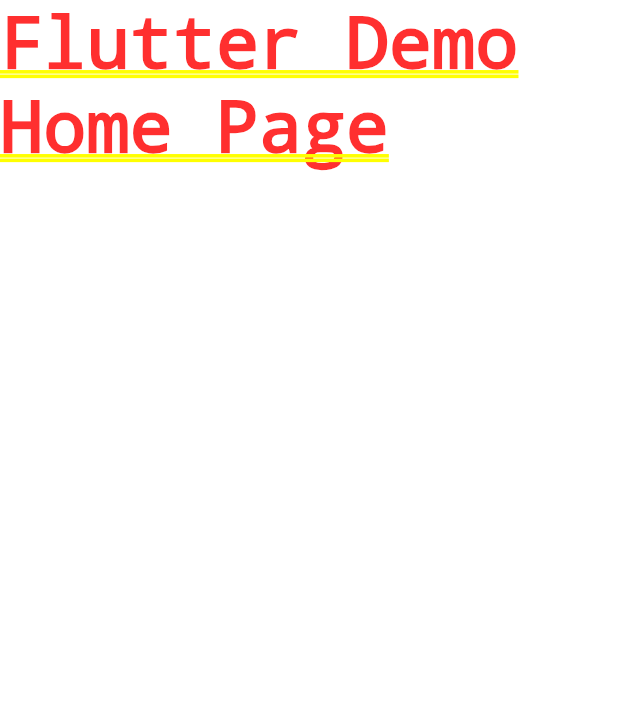
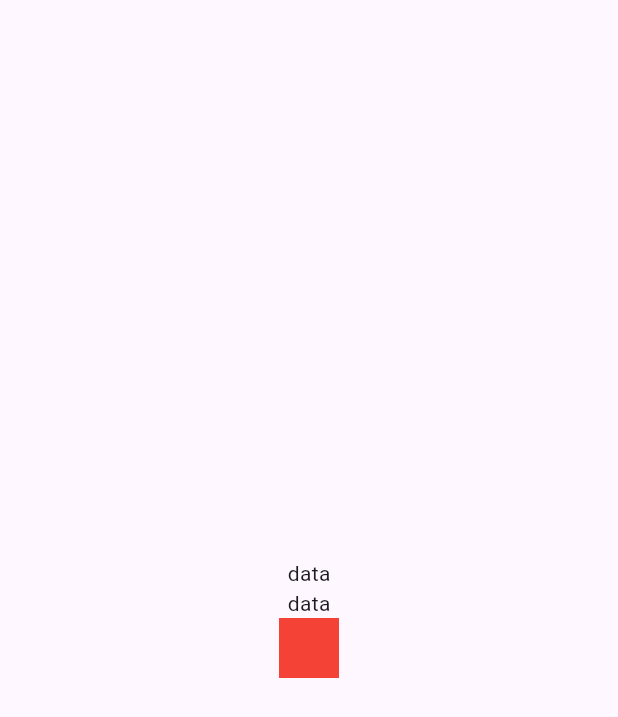
Before and after one commit to Joseph78888/expense_tracker, a Flutter app: the screen it shows after launch, on a phone screen of 412 x 824 dp. Shown: the top 717 px of the screen. Run offline on Flutter 3.47's test engine with Material 3 defaults, Android fonts, the phone set to English and light mode, and no system bars.

Commit message:
initial work

```diff
--- /dev/null
+++ b/lib/expenses.dart
@@ -0,0 +1,26 @@
+import 'package:flutter/material.dart';
+
+class Expenses extends StatefulWidget {
+  const Expenses({super.key});
+
+  @override
+  State<Expenses> createState() => _ExpensesState();
+}
+
+class _ExpensesState extends State<Expenses> {
+  @override
+  Widget build(BuildContext context) {
+    return Scaffold(
+      body: Center(
+        child: Column(
+          mainAxisAlignment: MainAxisAlignment.center,
+          children: [
+            const Text('data'),
+            const Text('data'),
+            Container(color: Colors.red, width: 40, height: 40),
+          ],
+        ),
+      ),
+    );
+  }
+}
--- a/lib/main.dart
+++ b/lib/main.dart
@@ -1,18 +1,8 @@
+import 'package:expense_tracker/expenses.dart';
 import 'package:flutter/material.dart';
 
 void main() {
-  runApp(const MyApp());
+  runApp(
+    const MaterialApp(debugShowCheckedModeBanner: false, home: Expenses()),
+  );
 }
-
-class MyApp extends StatelessWidget {
-  const MyApp({super.key});
-
-  @override
-  Widget build(BuildContext context) {
-    return MaterialApp(
-      title: 'Flutter Demo',
-      theme: ThemeData(primarySwatch: Colors.blue),
-      home: const Text('Flutter Demo Home Page'),
-    );
-  }
-}
```
